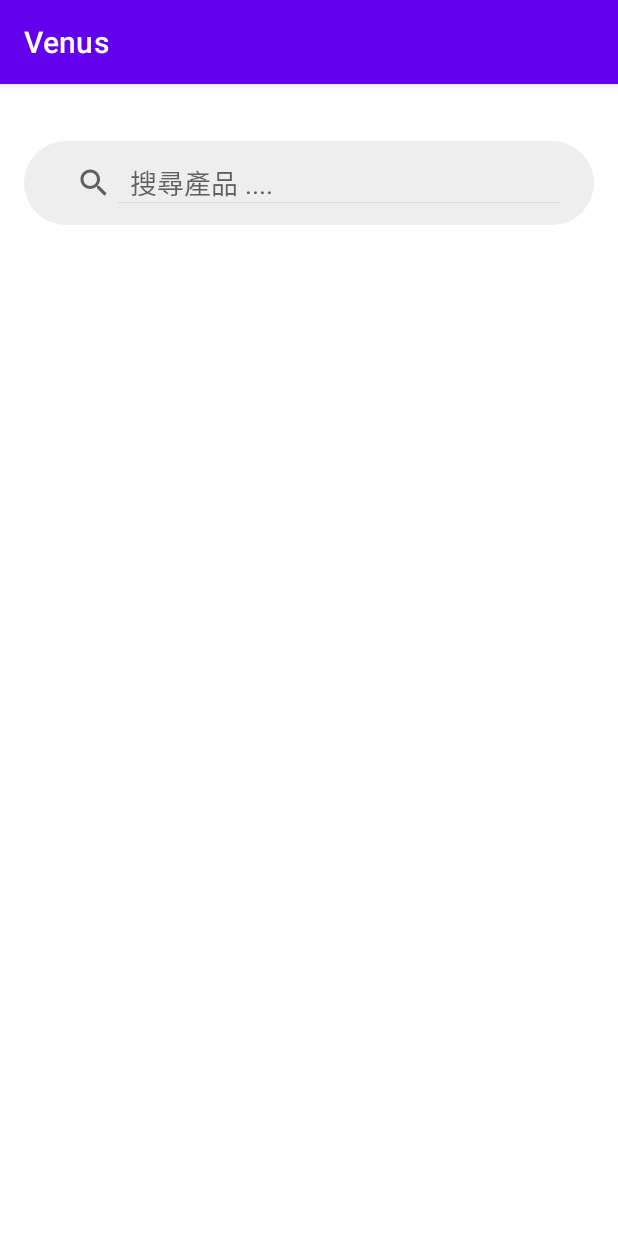
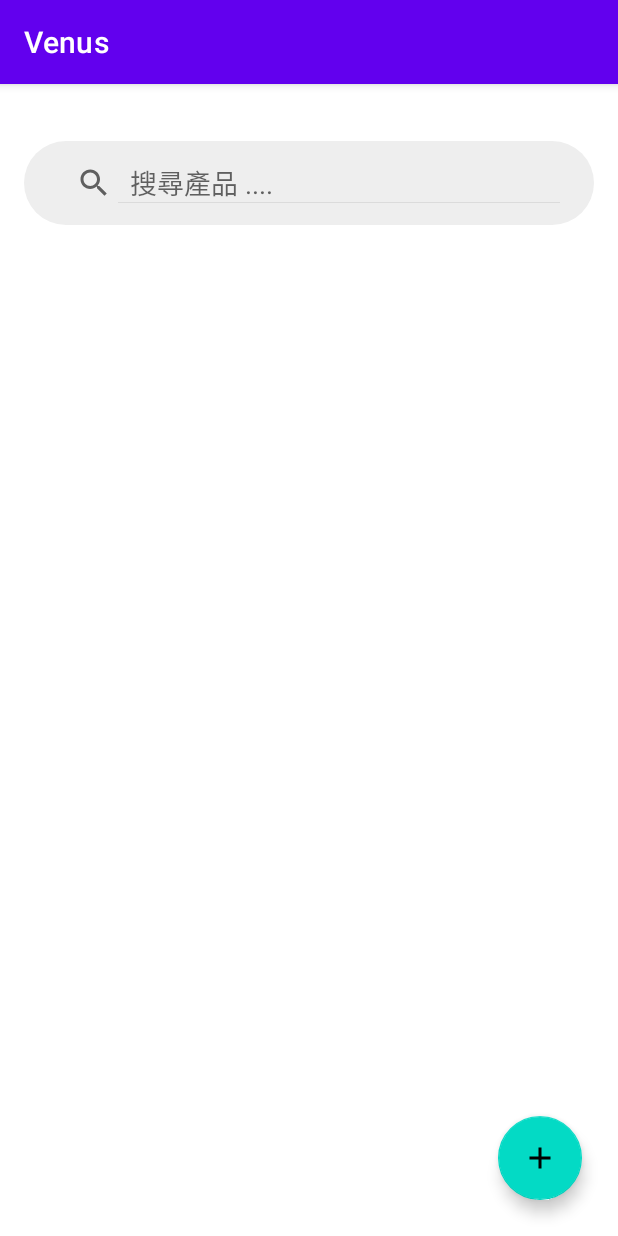
Before and after one commit to chraining21/Venus, an Android app: the ListActivity screen opened directly, with no data from a screen before it, on a phone screen of 412 x 824 dp. Run offline under Robolectric (Android 15) with nearby library versions, the light colour scheme and no system bars; our stand-ins replace Room's generated code.

Commit message:
更新清單頁面(可以搜尋產品)

```diff
--- a/app/src/main/java/demo/app/venus/Adapters/ItemsListAdapter.java
+++ b/app/src/main/java/demo/app/venus/Adapters/ItemsListAdapter.java
@@ -75,6 +75,11 @@ public class ItemsListAdapter extends RecyclerView.Adapter<ItemsViewHolder> {
         public int getItemCount() {
             return list.size();
         }
+
+        public void filterList(List<Items> filteredList){
+        list = filteredList;
+        notifyDataSetChanged();
+        }
     }
 
 
--- a/app/src/main/java/demo/app/venus/Database/MainDAO.java
+++ b/app/src/main/java/demo/app/venus/Database/MainDAO.java
@@ -15,7 +15,7 @@ import demo.app.venus.Models.Items;
 @Dao
 public interface MainDAO {
     @Insert(onConflict = REPLACE)
-    void insert(Items notes);
+    void insert(Items items);
 
     @Query("SELECT * FROM items ORDER BY id DESC")
     List<Items> getAll();
@@ -24,5 +24,5 @@ public interface MainDAO {
     void update(int id, String title, String notes);
 
     @Delete
-    void delete(Items notes);
+    void delete(Items items);
 }
--- a/app/src/main/java/demo/app/venus/Models/Items.java
+++ b/app/src/main/java/demo/app/venus/Models/Items.java
@@ -6,11 +6,6 @@ import androidx.room.PrimaryKey;
 
 import java.io.Serializable;
 
-import androidx.room.ColumnInfo;
-import androidx.room.Entity;
-import androidx.room.PrimaryKey;
-
-import java.io.Serializable;
 
 @Entity(tableName = "items")
 public class Items implements Serializable {
--- /dev/null
+++ b/app/src/main/res/drawable/ic_add.xml
@@ -0,0 +1,5 @@
+<vector android:height="24dp" android:tint="#000000"
+    android:viewportHeight="24" android:viewportWidth="24"
+    android:width="24dp" xmlns:android="http://schemas.android.com/apk/res/android">
+    <path android:fillColor="@android:color/white" android:pathData="M19,13h-6v6h-2v-6H5v-2h6V5h2v6h6v2z"/>
+</vector>
--- a/app/src/main/res/layout/activity_items_creater.xml
+++ b/app/src/main/res/layout/activity_items_creater.xml
@@ -55,6 +55,7 @@
         android:textStyle="normal" />
 
     <RadioGroup
+        android:id="@+id/cat_group"
         android:layout_width="match_parent"
         android:layout_height="wrap_content">
 
--- a/app/src/main/res/layout/activity_list.xml
+++ b/app/src/main/res/layout/activity_list.xml
@@ -32,16 +32,16 @@
         android:layout_marginEnd="8dp"
         android:layout_marginBottom="8dp" />
 
-<!--    <com.google.android.material.floatingactionbutton.FloatingActionButton-->
-<!--        android:id="@+id/fab_add"-->
-<!--        android:layout_width="wrap_content"-->
-<!--        android:layout_height="wrap_content"-->
-<!--        android:layout_alignParentEnd="true"-->
-<!--        android:layout_alignParentBottom="true"-->
-<!--        android:layout_marginStart="24dp"-->
-<!--        android:layout_marginTop="24dp"-->
-<!--        android:layout_marginEnd="24dp"-->
-<!--        android:layout_marginBottom="24dp"-->
-<!--        android:src="@drawable/ic_add" />-->
+    <com.google.android.material.floatingactionbutton.FloatingActionButton
+        android:id="@+id/fab_add"
+        android:layout_width="wrap_content"
+        android:layout_height="wrap_content"
+        android:layout_alignParentEnd="true"
+        android:layout_alignParentBottom="true"
+        android:layout_marginStart="24dp"
+        android:layout_marginTop="24dp"
+        android:layout_marginEnd="24dp"
+        android:layout_marginBottom="24dp"
+        android:src="@drawable/ic_add" />
 
 </RelativeLayout>
--- /dev/null
+++ b/app/src/main/res/menu/popup_menu.xml
@@ -0,0 +1,5 @@
+<?xml version="1.0" encoding="utf-8"?>
+<menu xmlns:android="http://schemas.android.com/apk/res/android">
+    <item android:id="@+id/delete"
+        android:title="刪除"/>
+</menu>
```
Also changed, not shown: app/src/main/java/demo/app/venus/ItemsCreaterActivity.java (+23 -1 lines), app/src/main/java/demo/app/venus/ListActivity.java (+71 -19 lines).
